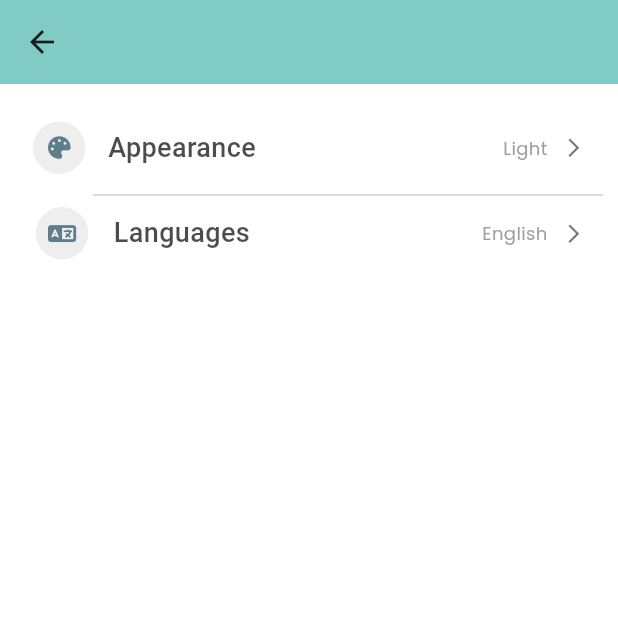
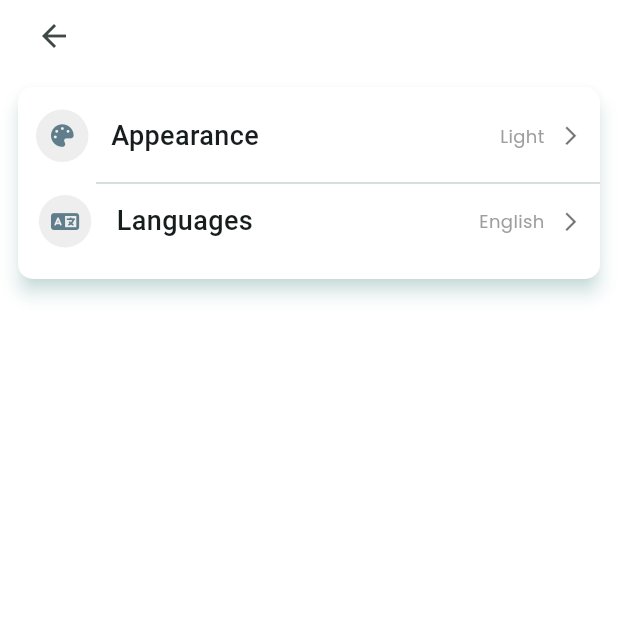
Before and after one commit to Mohammed-Raza/SampleProject, a Flutter app: the screen it shows after launch, after a tap on the "person" icon, on a phone screen of 412 x 824 dp, the top half of it. Run offline on Flutter 3.47's test engine with Material 3 defaults, Android fonts, the phone set to English and light mode, and no system bars; our stand-ins replace bloc, cached_network_image, dio, flutter_bloc, flutter_secure_storage, font_awesome_flutter and 4 more; Roboto replaces fonts that are missing (Alatsi).

Commit message:
Added Theme Extension

```diff
--- a/lib/config/theme/theme.dart
+++ b/lib/config/theme/theme.dart
@@ -4,35 +4,44 @@ import 'package:google_fonts/google_fonts.dart';
 class CustomTheme {
   static ThemeData lightThemeData(BuildContext context) {
     return ThemeData(
+        useMaterial3: true,
         brightness: Brightness.light,
+        extensions: const <ThemeExtension<dynamic>>[
+          CustomThemeExtensions(greyWithColor: Colors.black26)
+        ],
         fontFamily: GoogleFonts.poppins().fontFamily,
         elevatedButtonTheme: _elevatedButtonTheme,
         scaffoldBackgroundColor: Colors.white,
+        bottomNavigationBarTheme: BottomNavigationBarThemeData(
+            elevation: 5, backgroundColor: Colors.amber.shade200),
         appBarTheme: AppBarTheme(backgroundColor: Colors.teal.shade200),
         colorScheme: ColorScheme.fromSeed(seedColor: Colors.teal),
+        dialogTheme: const DialogThemeData(backgroundColor: Colors.white),
         cardTheme: CardThemeData(
             color: Colors.white,
             shape:
                 RoundedRectangleBorder(borderRadius: BorderRadius.circular(10)),
             margin: EdgeInsets.zero,
             elevation: 5,
-            shadowColor: Colors.teal.withValues(alpha: 0.4)),
-        useMaterial3: true);
+            shadowColor: Colors.teal.withValues(alpha: 0.4)));
   }
 
   static ThemeData darkThemeData() {
     return ThemeData(
+        useMaterial3: true,
         brightness: Brightness.dark,
+        extensions: const <ThemeExtension<dynamic>>[
+          CustomThemeExtensions(greyWithColor: Colors.white60)
+        ],
         fontFamily: GoogleFonts.poppins().fontFamily,
         elevatedButtonTheme: _elevatedButtonTheme,
+        scaffoldBackgroundColor: Colors.black45,
         appBarTheme: const AppBarTheme(elevation: 5),
         cardTheme: CardThemeData(
             shape:
                 RoundedRectangleBorder(borderRadius: BorderRadius.circular(10)),
             margin: EdgeInsets.zero,
-            elevation: 5),
-        // colorScheme: ColorScheme.fromSeed(seedColor: Colors.teal),
-        useMaterial3: true);
+            elevation: 5));
   }
 
   static ElevatedButtonThemeData get _elevatedButtonTheme {
@@ -41,3 +50,24 @@ class CustomTheme {
             backgroundColor: Colors.teal, foregroundColor: Colors.white));
   }
 }
+
+@immutable
+class CustomThemeExtensions extends ThemeExtension<CustomThemeExtensions> {
+  const CustomThemeExtensions({this.greyWithColor});
+
+  final Color? greyWithColor;
+
+  @override
+  ThemeExtension<CustomThemeExtensions> copyWith({Color? headerColor}) {
+    return const CustomThemeExtensions();
+  }
+
+  @override
+  CustomThemeExtensions lerp(
+      ThemeExtension<CustomThemeExtensions>? other, double t) {
+    if (other is! CustomThemeExtensions) {
+      return this;
+    }
+    return const CustomThemeExtensions();
+  }
+}
--- a/lib/features/presentation/pages/dashboard/home.dart
+++ b/lib/features/presentation/pages/dashboard/home.dart
@@ -1,10 +1,8 @@
 import 'package:flutter/material.dart';
-import 'package:flutter_bloc/flutter_bloc.dart';
 import 'package:go_router/go_router.dart';
 import 'package:sample_project/core/mixins/language_mixin.dart';
 import 'package:sample_project/core/utils/enums.dart';
 import 'package:sample_project/features/presentation/pages/dashboard/cart.dart';
-import 'package:sample_project/features/presentation/providers/language_provider.dart';
 import '../../../../config/routes/routes.dart';
 import '../../../../generated/assets.dart';
 import '../../widgets/home_widgets.dart';
@@ -28,19 +26,15 @@ class _HomePageState extends State<HomePage> {
   @override
   Widget build(BuildContext context) {
     return Scaffold(
-        appBar: AppBar(
-            title: const Text('Home Page'),
-            actions: [
-              IconButton(
-                  onPressed: () => context.goNamed(Routes.profile),
-                  icon: const Icon(Icons.person, size: 30))
-            ],
-            backgroundColor: Theme.of(context).colorScheme.inversePrimary),
+        appBar: AppBar(title: const Text('Home Page'), actions: [
+          IconButton(
+              onPressed: () => context.goNamed(Routes.profile),
+              icon: const Icon(Icons.person, size: 30))
+        ]),
         bottomNavigationBar: ClipRRect(
           borderRadius: const BorderRadius.only(
               topLeft: Radius.circular(15), topRight: Radius.circular(15)),
           child: BottomNavigationBar(
-              backgroundColor: Colors.amber.shade200,
               showSelectedLabels: false,
               showUnselectedLabels: false,
               items: <BottomNavigationBarItem>[
--- a/lib/features/presentation/pages/profile/language.dart
+++ b/lib/features/presentation/pages/profile/language.dart
@@ -2,6 +2,7 @@ import 'package:flutter/material.dart';
 import 'package:gap/gap.dart';
 import 'package:google_fonts/google_fonts.dart';
 import 'package:provider/provider.dart';
+import 'package:sample_project/core/extensions/build_extensions.dart';
 import 'package:sample_project/core/extensions/context_extension.dart';
 import 'package:sample_project/core/mixins/language_mixin.dart';
 import 'package:sample_project/core/utils/constants.dart';
@@ -26,7 +27,6 @@ class _LanguageScreenState extends State<LanguageScreen> with LanguageMixin {
   @override
   Widget build(BuildContext context) {
     return Dialog(
-      backgroundColor: Colors.white,
       insetPadding: const EdgeInsets.all(10),
       shape: RoundedRectangleBorder(borderRadius: BorderRadius.circular(10)),
       child: SizedBox(
@@ -126,7 +126,8 @@ class _LanguageCard extends StatelessWidget {
           decoration: BoxDecoration(
               borderRadius: BorderRadius.circular(10),
               border: Border.all(
-                  color: isSelected ? color : Colors.black26, width: 2)),
+                  color: isSelected ? color : context.languageBorderColor,
+                  width: 2)),
           padding: const EdgeInsets.fromLTRB(10, 5, 10, 10),
           child: Column(
             spacing: 10,
--- a/lib/features/presentation/pages/profile/profile.dart
+++ b/lib/features/presentation/pages/profile/profile.dart
@@ -1,8 +1,10 @@
 import 'package:flutter/material.dart';
 import 'package:font_awesome_flutter/font_awesome_flutter.dart';
 import 'package:gap/gap.dart';
+import 'package:go_router/go_router.dart';
 import 'package:google_fonts/google_fonts.dart';
 import 'package:provider/provider.dart';
+import 'package:sample_project/core/extensions/context_extension.dart';
 import 'package:sample_project/core/mixins/language_mixin.dart';
 import 'package:sample_project/features/presentation/pages/profile/language.dart';
 import 'package:sample_project/features/presentation/pages/profile/theme_screen.dart';
@@ -20,14 +22,18 @@ class _ProfileScreenState extends State<ProfileScreen> with LanguageMixin {
   @override
   Widget build(BuildContext context) {
     return Scaffold(
-      appBar: AppBar(),
       body: Padding(
-        padding: const EdgeInsets.all(10),
+        padding: EdgeInsets.fromLTRB(
+            12, context.topPadding, 12, context.bottomPadding),
         child: Column(
+          crossAxisAlignment: CrossAxisAlignment.start,
+          spacing: 10,
           children: [
-            Container(
-              decoration: BoxDecoration(
-                  color: Colors.white, borderRadius: BorderRadius.circular(10)),
+            IconButton(
+                onPressed: () => context.pop(),
+                icon: const Icon(Icons.arrow_back)),
+            Card(
+              child: Container(
                 padding: const EdgeInsets.fromLTRB(12, 15, 0, 15),
                 child: Column(
                   children: [
@@ -48,6 +54,7 @@ class _ProfileScreenState extends State<ProfileScreen> with LanguageMixin {
                                 context: context,
                                 builder: (context) => const LanguageScreen())))
                   ],
+                ),
               ),
             )
           ],
@@ -103,9 +110,7 @@ class BuildListTile extends StatelessWidget {
                   children: [
                     Text(label,
                         style: GoogleFonts.alatsi(
-                            fontSize: 18,
-                            color: Colors.black.withValues(alpha: 0.7),
-                            fontWeight: FontWeight.w500)),
+                            fontSize: 18, fontWeight: FontWeight.w500)),
                     Row(
                       spacing: 10,
                       children: [
--- a/lib/features/presentation/pages/profile/theme_screen.dart
+++ b/lib/features/presentation/pages/profile/theme_screen.dart
@@ -35,7 +35,7 @@ class _ThemeScreenState extends State<ThemeScreen> {
           ),
           const CommonDivider(),
           const _BuildRadioButtons(),
-          const Gap(10),
+          const Gap(20),
           Padding(
             padding: const EdgeInsets.symmetric(horizontal: 7),
             child: ElevatedButton(
@@ -96,7 +96,7 @@ class _GetRadioViewState extends State<_GetRadioView> {
       return InkWell(
         onTap: () => provider.onChangeOfRadioButton(widget.type),
         child: Padding(
-          padding: const EdgeInsets.symmetric(horizontal: 10),
+          padding: const EdgeInsets.symmetric(horizontal: 15),
           child: Row(
             mainAxisAlignment: MainAxisAlignment.spaceBetween,
             children: [
```
Also changed, not shown: lib/core/extensions/build_extensions.dart (added, +9 -0 lines), lib/features/presentation/pages/groceries_main.dart (+9 -7 lines), 4 other files. Lines whose indentation alone changed are shown as unchanged.
